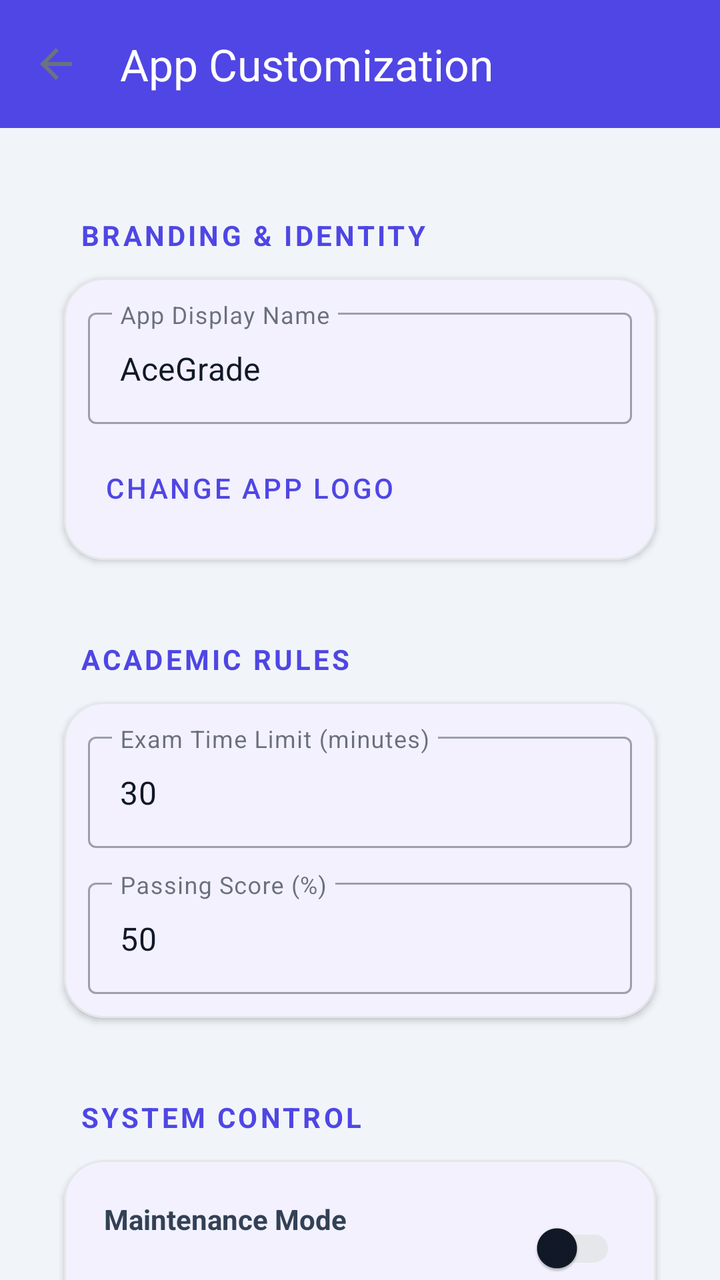
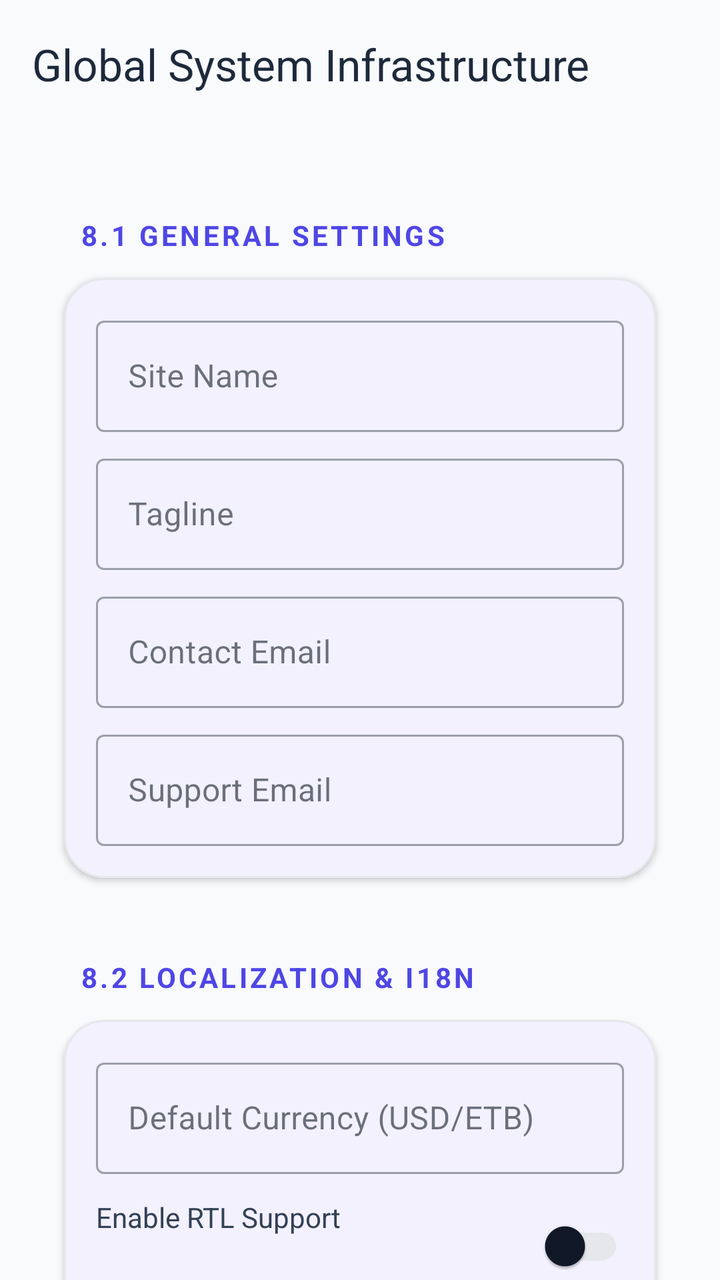

Compare the two renders of this Android layout. The source of the first and the diff that turns it into the second are given below.
<!-- AndroidManifest.xml: application theme Theme.TestApp -->
<!-- res/layout/activity_admin_system_settings.xml -->
<?xml version="1.0" encoding="utf-8"?>
<androidx.coordinatorlayout.widget.CoordinatorLayout xmlns:android="http://schemas.android.com/apk/res/android"
    xmlns:app="http://schemas.android.com/apk/res-auto"
    xmlns:tools="http://schemas.android.com/tools"
    android:layout_width="match_parent"
    android:layout_height="match_parent"
    android:background="#F1F5F9"
    tools:context=".AdminSystemSettingsActivity">

    <com.google.android.material.appbar.AppBarLayout
        android:layout_width="match_parent"
        android:layout_height="wrap_content">
        <androidx.appcompat.widget.Toolbar
            android:id="@+id/settingsToolbar"
            android:layout_width="match_parent"
            android:layout_height="?attr/actionBarSize"
            android:background="@color/colorPrimary"
            app:navigationIcon="?attr/homeAsUpIndicator"
            app:navigationIconTint="@color/white"
            app:title="App Customization"
            app:titleTextColor="@color/white" />
    </com.google.android.material.appbar.AppBarLayout>

    <androidx.core.widget.NestedScrollView
        android:layout_width="match_parent"
        android:layout_height="match_parent"
        app:layout_behavior="@string/appbar_scrolling_view_behavior">

        <LinearLayout
            android:layout_width="match_parent"
            android:layout_height="wrap_content"
            android:orientation="vertical"
            android:padding="16dp">

            
            <TextView style="@style/SettingsSectionHeader" android:text="BRANDING &amp; IDENTITY" />
            <com.google.android.material.card.MaterialCardView style="@style/SettingsCard">
                <LinearLayout android:layout_width="match_parent" android:layout_height="wrap_content" android:orientation="vertical" android:padding="12dp">
                    <com.google.android.material.textfield.TextInputLayout style="@style/Widget.MaterialComponents.TextInputLayout.OutlinedBox" android:layout_width="match_parent" android:layout_height="wrap_content" android:hint="App Display Name">
                        <com.google.android.material.textfield.TextInputEditText android:id="@+id/etAppName" android:layout_width="match_parent" android:layout_height="wrap_content" android:text="AceGrade" />
                    </com.google.android.material.textfield.TextInputLayout>

                    <com.google.android.material.button.MaterialButton android:id="@+id/btnChangeLogo" style="@style/Widget.MaterialComponents.Button.TextButton" android:layout_width="wrap_content" android:layout_height="wrap_content" android:text="Change App Logo" android:layout_marginTop="8dp" />
                </LinearLayout>
            </com.google.android.material.card.MaterialCardView>

            
            <TextView style="@style/SettingsSectionHeader" android:text="ACADEMIC RULES" />
            <com.google.android.material.card.MaterialCardView style="@style/SettingsCard">
                <LinearLayout android:layout_width="match_parent" android:layout_height="wrap_content" android:orientation="vertical" android:padding="12dp">
                    <com.google.android.material.textfield.TextInputLayout style="@style/Widget.MaterialComponents.TextInputLayout.OutlinedBox" android:layout_width="match_parent" android:layout_height="wrap_content" android:hint="Exam Time Limit (minutes)">
                        <com.google.android.material.textfield.TextInputEditText android:id="@+id/etExamTime" android:layout_width="match_parent" android:layout_height="wrap_content" android:text="30" android:inputType="number" />
                    </com.google.android.material.textfield.TextInputLayout>

                    <com.google.android.material.textfield.TextInputLayout style="@style/Widget.MaterialComponents.TextInputLayout.OutlinedBox" android:layout_width="match_parent" android:layout_height="wrap_content" android:hint="Passing Score (%)" android:layout_marginTop="12dp">
                        <com.google.android.material.textfield.TextInputEditText android:id="@+id/etPassingScore" android:layout_width="match_parent" android:layout_height="wrap_content" android:text="50" android:inputType="number" />
                    </com.google.android.material.textfield.TextInputLayout>
                </LinearLayout>
            </com.google.android.material.card.MaterialCardView>

            
            <TextView style="@style/SettingsSectionHeader" android:text="SYSTEM CONTROL" />
            <com.google.android.material.card.MaterialCardView style="@style/SettingsCard">
                <LinearLayout android:layout_width="match_parent" android:layout_height="wrap_content" android:orientation="vertical" android:padding="12dp">
                    <RelativeLayout android:layout_width="match_parent" android:layout_height="wrap_content" android:padding="8dp">
                        <TextView android:layout_width="wrap_content" android:layout_height="wrap_content" android:text="Maintenance Mode" android:textColor="#334155" android:textStyle="bold" />
                        <androidx.appcompat.widget.SwitchCompat android:id="@+id/switchMaintenance" android:layout_width="wrap_content" android:layout_height="wrap_content" android:layout_alignParentEnd="true" />
                    </RelativeLayout>
                    <View android:layout_width="match_parent" android:layout_height="1dp" android:background="#E2E8F0" android:layout_marginVertical="8dp" />
                    <RelativeLayout android:layout_width="match_parent" android:layout_height="wrap_content" android:padding="8dp">
                        <TextView android:layout_width="wrap_content" android:layout_height="wrap_content" android:text="Voice Study Feature" android:textColor="#334155" android:textStyle="bold" />
                        <androidx.appcompat.widget.SwitchCompat android:id="@+id/switchVoiceFeature" android:layout_width="wrap_content" android:layout_height="wrap_content" android:layout_alignParentEnd="true" android:checked="true" />
                    </RelativeLayout>
                    <View android:layout_width="match_parent" android:layout_height="1dp" android:background="#E2E8F0" android:layout_marginVertical="8dp" />
                    <RelativeLayout android:layout_width="match_parent" android:layout_height="wrap_content" android:padding="8dp">
                        <TextView android:layout_width="wrap_content" android:layout_height="wrap_content" android:text="New Registrations" android:textColor="#334155" android:textStyle="bold" />
                        <androidx.appcompat.widget.SwitchCompat android:id="@+id/switchRegistration" android:layout_width="wrap_content" android:layout_height="wrap_content" android:layout_alignParentEnd="true" android:checked="true" />
                    </RelativeLayout>
                </LinearLayout>
            </com.google.android.material.card.MaterialCardView>

            
            <TextView style="@style/SettingsSectionHeader" android:text="ADVANCED TOOLS" />
            <com.google.android.material.card.MaterialCardView style="@style/SettingsCard">
                <LinearLayout android:layout_width="match_parent" android:layout_height="wrap_content" android:orientation="vertical">
                    <TextView android:id="@+id/btnBackupRestore" style="@style/SettingsActionItem" android:text="Backup &amp; Restore Database" />
                    <View android:layout_width="match_parent" android:layout_height="1dp" android:background="#E2E8F0" />
                    <TextView android:id="@+id/btnImportExport" style="@style/SettingsActionItem" android:text="Export Student Data (CSV)" />
                    <View android:layout_width="match_parent" android:layout_height="1dp" android:background="#E2E8F0" />
                    <TextView android:id="@+id/btnSystemLogs" style="@style/SettingsActionItem" android:text="View System Logs" />
                </LinearLayout>
            </com.google.android.material.card.MaterialCardView>

            <com.google.android.material.button.MaterialButton
                android:id="@+id/btnSaveSettings"
                android:layout_width="match_parent"
                android:layout_height="56dp"
                android:layout_marginTop="24dp"
                android:text="APPLY SYSTEM CHANGES"
                app:cornerRadius="12dp" />

            <View android:layout_width="match_parent" android:layout_height="40dp" />
        </LinearLayout>
    </androidx.core.widget.NestedScrollView>
</androidx.coordinatorlayout.widget.CoordinatorLayout>
<!-- resources referenced by this layout -->
<resources>
  <color name="colorPrimary">@color/primary_indigo</color>
  <color name="white">#FFFFFFFF</color>
  <style name="SettingsActionItem" parent="SettingsItemAction" />
  <style name="SettingsCard" parent="Widget.MaterialComponents.CardView">
          <item name="android:layout_width">match_parent</item>
          <item name="android:layout_height">wrap_content</item>
          <item name="android:layout_marginStart">16dp</item>
          <item name="android:layout_marginEnd">16dp</item>
          <item name="android:layout_marginBottom">12dp</item>
          <item name="cardBackgroundColor">@color/surface_white</item>
          <item name="cardCornerRadius">20dp</item>
          <item name="cardElevation">2dp</item>
          <item name="strokeColor">@color/border_light_grey</item>
          <item name="strokeWidth">1dp</item>
      </style>
  <style name="SettingsSectionHeader">
          <item name="android:layout_width">match_parent</item>
          <item name="android:layout_height">wrap_content</item>
          <item name="android:layout_marginTop">28dp</item>
          <item name="android:layout_marginStart">24dp</item>
          <item name="android:layout_marginBottom">12dp</item>
          <item name="android:textColor">@color/primary_indigo</item>
          <item name="android:textSize">14sp</item>
          <item name="android:textStyle">bold</item>
          <item name="android:textAllCaps">true</item>
          <item name="android:letterSpacing">0.1</item>
      </style>
  <style name="Theme.TestApp" parent="Base.Theme.TestApp" />
  <color name="primary_indigo">#4F46E5</color>
  <style name="SettingsItemAction">
          <item name="android:layout_width">match_parent</item>
          <item name="android:layout_height">wrap_content</item>
          <item name="android:padding">18dp</item>
          <item name="android:background">?attr/selectableItemBackground</item>
          <item name="android:textColor">@color/primary_indigo</item>
          <item name="android:textSize">16sp</item>
          <item name="android:gravity">center_vertical</item>
          <item name="android:fontFamily">sans-serif-medium</item>
      </style>
  <color name="surface_white">#FFFFFF</color>
  <color name="border_light_grey">#E5E7EB</color>
  <color name="blue_600">@color/primary_indigo</color>
  <color name="blue_500">#6366F1</color>
  <color name="slate_700">#374151</color>
  <color name="slate_50">@color/background_off_white</color>
  <color name="slate_900">@color/text_primary_dark</color>
  <color name="slate_200">@color/border_light_grey</color>
  <color name="slate_500">@color/text_secondary_grey</color>
  <color name="background_off_white">#F9FAFB</color>
  <color name="text_primary_dark">#111827</color>
  <color name="text_secondary_grey">#6B7280</color>
  <!-- unchanged entries left out for length: 1 -->
</resources>

<!-- the commit's change to res/layout/activity_admin_system_settings.xml (unified diff, before → after) -->
@@ -4,21 +4,20 @@
     xmlns:tools="http://schemas.android.com/tools"
     android:layout_width="match_parent"
     android:layout_height="match_parent"
-    android:background="#F1F5F9"
+    android:background="#F8FAFC"
     tools:context=".AdminSystemSettingsActivity">
 
     <com.google.android.material.appbar.AppBarLayout
         android:layout_width="match_parent"
-        android:layout_height="wrap_content">
+        android:layout_height="wrap_content"
+        android:background="@android:color/transparent"
+        app:elevation="0dp">
         <androidx.appcompat.widget.Toolbar
             android:id="@+id/settingsToolbar"
             android:layout_width="match_parent"
             android:layout_height="?attr/actionBarSize"
-            android:background="@color/colorPrimary"
-            app:navigationIcon="?attr/homeAsUpIndicator"
-            app:navigationIconTint="@color/white"
-            app:title="App Customization"
-            app:titleTextColor="@color/white" />
+            app:title="Global System Infrastructure"
+            app:titleTextColor="#1E293B" />
     </com.google.android.material.appbar.AppBarLayout>
 
     <androidx.core.widget.NestedScrollView
@@ -33,61 +32,146 @@
             android:padding="16dp">
 
             
-            <TextView style="@style/SettingsSectionHeader" android:text="BRANDING &amp; IDENTITY" />
+            <TextView style="@style/SettingsSectionHeader" android:text="8.1 GENERAL SETTINGS" />
             <com.google.android.material.card.MaterialCardView style="@style/SettingsCard">
-                <LinearLayout android:layout_width="match_parent" android:layout_height="wrap_content" android:orientation="vertical" android:padding="12dp">
-                    <com.google.android.material.textfield.TextInputLayout style="@style/Widget.MaterialComponents.TextInputLayout.OutlinedBox" android:layout_width="match_parent" android:layout_height="wrap_content" android:hint="App Display Name">
-                        <com.google.android.material.textfield.TextInputEditText android:id="@+id/etAppName" android:layout_width="match_parent" android:layout_height="wrap_content" android:text="AceGrade" />
+                <LinearLayout android:layout_width="match_parent" android:layout_height="wrap_content" android:orientation="vertical" android:padding="16dp">
+                    <com.google.android.material.textfield.TextInputLayout style="@style/Widget.MaterialComponents.TextInputLayout.OutlinedBox" android:layout_width="match_parent" android:layout_height="wrap_content" android:hint="Site Name">
+                        <com.google.android.material.textfield.TextInputEditText android:id="@+id/etAppName" android:layout_width="match_parent" android:layout_height="wrap_content" />
                     </com.google.android.material.textfield.TextInputLayout>
-
-                    <com.google.android.material.button.MaterialButton android:id="@+id/btnChangeLogo" style="@style/Widget.MaterialComponents.Button.TextButton" android:layout_width="wrap_content" android:layout_height="wrap_content" android:text="Change App Logo" android:layout_marginTop="8dp" />
-                </LinearLayout>
-            </com.google.android.material.card.MaterialCardView>
-
-            
-            <TextView style="@style/SettingsSectionHeader" android:text="ACADEMIC RULES" />
-            <com.google.android.material.card.MaterialCardView style="@style/SettingsCard">
-                <LinearLayout android:layout_width="match_parent" android:layout_height="wrap_content" android:orientation="vertical" android:padding="12dp">
-                    <com.google.android.material.textfield.TextInputLayout style="@style/Widget.MaterialComponents.TextInputLayout.OutlinedBox" android:layout_width="match_parent" android:layout_height="wrap_content" android:hint="Exam Time Limit (minutes)">
-                        <com.google.android.material.textfield.TextInputEditText android:id="@+id/etExamTime" android:layout_width="match_parent" android:layout_height="wrap_content" android:text="30" android:inputType="number" />
+                    <com.google.android.material.textfield.TextInputLayout style="@style/Widget.MaterialComponents.TextInputLayout.OutlinedBox" android:layout_width="match_parent" android:layout_height="wrap_content" android:hint="Tagline" android:layout_marginTop="8dp">
+                        <com.google.android.material.textfield.TextInputEditText android:id="@+id/etTagline" android:layout_width="match_parent" android:layout_height="wrap_content" />
                     </com.google.android.material.textfield.TextInputLayout>
-
-                    <com.google.android.material.textfield.TextInputLayout style="@style/Widget.MaterialComponents.TextInputLayout.OutlinedBox" android:layout_width="match_parent" android:layout_height="wrap_content" android:hint="Passing Score (%)" android:layout_marginTop="12dp">
-                        <com.google.android.material.textfield.TextInputEditText android:id="@+id/etPassingScore" android:layout_width="match_parent" android:layout_height="wrap_content" android:text="50" android:inputType="number" />
+                    <com.google.android.material.textfield.TextInputLayout style="@style/Widget.MaterialComponents.TextInputLayout.OutlinedBox" android:layout_width="match_parent" android:layout_height="wrap_content" android:hint="Contact Email" android:layout_marginTop="8dp">
+                        <com.google.android.material.textfield.TextInputEditText android:id="@+id/etContactEmail" android:layout_width="match_parent" android:layout_height="wrap_content" />
+                    </com.google.android.material.textfield.TextInputLayout>
+                    <com.google.android.material.textfield.TextInputLayout style="@style/Widget.MaterialComponents.TextInputLayout.OutlinedBox" android:layout_width="match_parent" android:layout_height="wrap_content" android:hint="Support Email" android:layout_marginTop="8dp">
+                        <com.google.android.material.textfield.TextInputEditText android:id="@+id/etSupportEmail" android:layout_width="match_parent" android:layout_height="wrap_content" />
                     </com.google.android.material.textfield.TextInputLayout>
                 </LinearLayout>
             </com.google.android.material.card.MaterialCardView>
 
             
-            <TextView style="@style/SettingsSectionHeader" android:text="SYSTEM CONTROL" />
+            <TextView style="@style/SettingsSectionHeader" android:text="8.2 LOCALIZATION &amp; I18N" />
             <com.google.android.material.card.MaterialCardView style="@style/SettingsCard">
-                <LinearLayout android:layout_width="match_parent" android:layout_height="wrap_content" android:orientation="vertical" android:padding="12dp">
-                    <RelativeLayout android:layout_width="match_parent" android:layout_height="wrap_content" android:padding="8dp">
-                        <TextView android:layout_width="wrap_content" android:layout_height="wrap_content" android:text="Maintenance Mode" android:textColor="#334155" android:textStyle="bold" />
-                        <androidx.appcompat.widget.SwitchCompat android:id="@+id/switchMaintenance" android:layout_width="wrap_content" android:layout_height="wrap_content" android:layout_alignParentEnd="true" />
-                    </RelativeLayout>
-                    <View android:layout_width="match_parent" android:layout_height="1dp" android:background="#E2E8F0" android:layout_marginVertical="8dp" />
-                    <RelativeLayout android:layout_width="match_parent" android:layout_height="wrap_content" android:padding="8dp">
-                        <TextView android:layout_width="wrap_content" android:layout_height="wrap_content" android:text="Voice Study Feature" android:textColor="#334155" android:textStyle="bold" />
-                        <androidx.appcompat.widget.SwitchCompat android:id="@+id/switchVoiceFeature" android:layout_width="wrap_content" android:layout_height="wrap_content" android:layout_alignParentEnd="true" android:checked="true" />
-                    </RelativeLayout>
-                    <View android:layout_width="match_parent" android:layout_height="1dp" android:background="#E2E8F0" android:layout_marginVertical="8dp" />
-                    <RelativeLayout android:layout_width="match_parent" android:layout_height="wrap_content" android:padding="8dp">
-                        <TextView android:layout_width="wrap_content" android:layout_height="wrap_content" android:text="New Registrations" android:textColor="#334155" android:textStyle="bold" />
-                        <androidx.appcompat.widget.SwitchCompat android:id="@+id/switchRegistration" android:layout_width="wrap_content" android:layout_height="wrap_content" android:layout_alignParentEnd="true" android:checked="true" />
+                <LinearLayout android:layout_width="match_parent" android:layout_height="wrap_content" android:orientation="vertical" android:padding="16dp">
+                    <com.google.android.material.textfield.TextInputLayout style="@style/Widget.MaterialComponents.TextInputLayout.OutlinedBox" android:layout_width="match_parent" android:layout_height="wrap_content" android:hint="Default Currency (USD/ETB)">
+                        <com.google.android.material.textfield.TextInputEditText android:id="@+id/etCurrency" android:layout_width="match_parent" android:layout_height="wrap_content" />
+                    </com.google.android.material.textfield.TextInputLayout>
+                    <RelativeLayout android:layout_width="match_parent" android:layout_height="wrap_content" android:layout_marginTop="12dp">
+                        <TextView android:layout_width="wrap_content" android:layout_height="wrap_content" android:text="Enable RTL Support" android:textColor="#334155" />
+                        <androidx.appcompat.widget.SwitchCompat android:id="@+id/switchRTL" android:layout_width="wrap_content" android:layout_height="wrap_content" android:layout_alignParentEnd="true" />
                     </RelativeLayout>
                 </LinearLayout>
             </com.google.android.material.card.MaterialCardView>
 
             
-            <TextView style="@style/SettingsSectionHeader" android:text="ADVANCED TOOLS" />
+            <TextView style="@style/SettingsSectionHeader" android:text="8.3 EMAIL &amp; NOTIFICATIONS" />
             <com.google.android.material.card.MaterialCardView style="@style/SettingsCard">
-                <LinearLayout android:layout_width="match_parent" android:layout_height="wrap_content" android:orientation="vertical">
-                    <TextView android:id="@+id/btnBackupRestore" style="@style/SettingsActionItem" android:text="Backup &amp; Restore Database" />
-                    <View android:layout_width="match_parent" android:layout_height="1dp" android:background="#E2E8F0" />
-                    <TextView android:id="@+id/btnImportExport" style="@style/SettingsActionItem" android:text="Export Student Data (CSV)" />
-                    <View android:layout_width="match_parent" android:layout_height="1dp" android:background="#E2E8F0" />
-                    <TextView android:id="@+id/btnSystemLogs" style="@style/SettingsActionItem" android:text="View System Logs" />
+                <LinearLayout android:layout_width="match_parent" android:layout_height="wrap_content" android:orientation="vertical" android:padding="16dp">
+                    <com.google.android.material.textfield.TextInputLayout style="@style/Widget.MaterialComponents.TextInputLayout.OutlinedBox" android:layout_width="match_parent" android:layout_height="wrap_content" android:hint="SMTP Host">
+                        <com.google.android.material.textfield.TextInputEditText android:id="@+id/etSmtpHost" android:layout_width="match_parent" android:layout_height="wrap_content" />
+                    </com.google.android.material.textfield.TextInputLayout>
+                    <com.google.android.material.textfield.TextInputLayout style="@style/Widget.MaterialComponents.TextInputLayout.OutlinedBox" android:layout_width="match_parent" android:layout_height="wrap_content" android:hint="FCM Server Key" android:layout_marginTop="8dp">
+                        <com.google.android.material.textfield.TextInputEditText android:id="@+id/etFcmKey" android:layout_width="match_parent" android:layout_height="wrap_content" />
+                    </com.google.android.material.textfield.TextInputLayout>
+                </LinearLayout>
+            </com.google.android.material.card.MaterialCardView>
+
+            
+            <TextView style="@style/SettingsSectionHeader" android:text="8.4 SECURITY &amp; POLICY" />
+            <com.google.android.material.card.MaterialCardView style="@style/SettingsCard">
+                <LinearLayout android:layout_width="match_parent" android:layout_height="wrap_content" android:orientation="vertical" android:padding="16dp">
+                    <RelativeLayout android:layout_width="match_parent" android:layout_height="wrap_content">
+                        <TextView android:layout_width="wrap_content" android:layout_height="wrap_content" android:text="Two-Factor Auth (Admin)" android:textColor="#334155" android:textStyle="bold" />
+                        <androidx.appcompat.widget.SwitchCompat android:id="@+id/switch2FA" android:layout_width="wrap_content" android:layout_height="wrap_content" android:layout_alignParentEnd="true" />
+                    </RelativeLayout>
+                    <RelativeLayout android:layout_width="match_parent" android:layout_height="wrap_content" android:layout_marginTop="12dp">
+                        <TextView android:layout_width="wrap_content" android:layout_height="wrap_content" android:text="Login Protection (Lockout)" android:textColor="#334155" />
+                        <androidx.appcompat.widget.SwitchCompat android:id="@+id/switchLockout" android:layout_width="wrap_content" android:layout_height="wrap_content" android:layout_alignParentEnd="true" />
+                    </RelativeLayout>
+                </LinearLayout>
+            </com.google.android.material.card.MaterialCardView>
+
+            
+            <TextView style="@style/SettingsSectionHeader" android:text="8.5 COMPLIANCE (GDPR/CCPA)" />
+            <com.google.android.material.card.MaterialCardView style="@style/SettingsCard">
+                <LinearLayout android:layout_width="match_parent" android:layout_height="wrap_content" android:orientation="vertical" android:padding="16dp">
+                    <RelativeLayout android:layout_width="match_parent" android:layout_height="wrap_content">
+                        <TextView android:layout_width="wrap_content" android:layout_height="wrap_content" android:text="Enable Cookie Consent" android:textColor="#334155" />
+                        <androidx.appcompat.widget.SwitchCompat android:id="@+id/switchCookie" android:layout_width="wrap_content" android:layout_height="wrap_content" android:layout_alignParentEnd="true" />
+                    </RelativeLayout>
+                </LinearLayout>
+            </com.google.android.material.card.MaterialCardView>
+
+            
+            <TextView style="@style/SettingsSectionHeader" android:text="8.6 INTEGRATIONS &amp; API" />
+            <com.google.android.material.card.MaterialCardView style="@style/SettingsCard">
+                <LinearLayout android:layout_width="match_parent" android:layout_height="wrap_content" android:orientation="vertical" android:padding="16dp">
+                    <com.google.android.material.textfield.TextInputLayout style="@style/Widget.MaterialComponents.TextInputLayout.OutlinedBox" android:layout_width="match_parent" android:layout_height="wrap_content" android:hint="Zoom API Key">
+                        <com.google.android.material.textfield.TextInputEditText android:id="@+id/etZoomKey" android:layout_width="match_parent" android:layout_height="wrap_content" />
+                    </com.google.android.material.textfield.TextInputLayout>
+                    <com.google.android.material.textfield.TextInputLayout style="@style/Widget.MaterialComponents.TextInputLayout.OutlinedBox" android:layout_width="match_parent" android:layout_height="wrap_content" android:hint="AWS S3 Bucket" android:layout_marginTop="8dp">
+                        <com.google.android.material.textfield.TextInputEditText android:id="@+id/etS3Bucket" android:layout_width="match_parent" android:layout_height="wrap_content" />
+                    </com.google.android.material.textfield.TextInputLayout>
+                </LinearLayout>
+            </com.google.android.material.card.MaterialCardView>
+
+            
+            <TextView style="@style/SettingsSectionHeader" android:text="8.7 APPEARANCE" />
+            <com.google.android.material.card.MaterialCardView style="@style/SettingsCard">
+                <LinearLayout android:layout_width="match_parent" android:layout_height="wrap_content" android:orientation="vertical" android:padding="16dp">
+                    <com.google.android.material.textfield.TextInputLayout style="@style/Widget.MaterialComponents.TextInputLayout.OutlinedBox" android:layout_width="match_parent" android:layout_height="wrap_content" android:hint="Primary Color Hex (e.g. #4F46E5)">
+                        <com.google.android.material.textfield.TextInputEditText android:id="@+id/etPrimaryColor" android:layout_width="match_parent" android:layout_height="wrap_content" />
+                    </com.google.android.material.textfield.TextInputLayout>
+                </LinearLayout>
+            </com.google.android.material.card.MaterialCardView>
+
+            
+            <TextView style="@style/SettingsSectionHeader" android:text="8.8 PERFORMANCE" />
+            <com.google.android.material.card.MaterialCardView style="@style/SettingsCard">
+                <LinearLayout android:layout_width="match_parent" android:layout_height="wrap_content" android:orientation="vertical" android:padding="16dp">
+                    <RelativeLayout android:layout_width="match_parent" android:layout_height="wrap_content">
+                        <TextView android:layout_width="wrap_content" android:layout_height="wrap_content" android:text="Enable Page Caching" android:textColor="#334155" />
+                        <androidx.appcompat.widget.SwitchCompat android:id="@+id/switchCache" android:layout_width="wrap_content" android:layout_height="wrap_content" android:layout_alignParentEnd="true" />
+                    </RelativeLayout>
+                </LinearLayout>
+            </com.google.android.material.card.MaterialCardView>
+
+            
+            <TextView style="@style/SettingsSectionHeader" android:text="8.9 LOGS &amp; MAINTENANCE" />
+            <com.google.android.material.card.MaterialCardView style="@style/SettingsCard">
+                <LinearLayout android:layout_width="match_parent" android:layout_height="wrap_content" android:orientation="vertical" android:padding="16dp">
+                    <RelativeLayout android:layout_width="match_parent" android:layout_height="wrap_content">
+                        <TextView android:layout_width="wrap_content" android:layout_height="wrap_content" android:text="Maintenance Mode" android:textColor="#B91C1C" android:textStyle="bold" />
+                        <androidx.appcompat.widget.SwitchCompat android:id="@+id/switchMaintenance" android:layout_width="wrap_content" android:layout_height="wrap_content" android:layout_alignParentEnd="true" />
+                    </RelativeLayout>
+
+                    <RelativeLayout android:layout_width="match_parent" android:layout_height="wrap_content" android:layout_marginTop="12dp">
+                        <TextView android:layout_width="wrap_content" android:layout_height="wrap_content" android:text="Allow New Registration" android:textColor="#334155" />
+                        <androidx.appcompat.widget.SwitchCompat android:id="@+id/switchRegistration" android:layout_width="wrap_content" android:layout_height="wrap_content" android:layout_alignParentEnd="true" />
+                    </RelativeLayout>
+
+                    <RelativeLayout android:layout_width="match_parent" android:layout_height="wrap_content" android:layout_marginTop="12dp">
+                        <TextView android:layout_width="wrap_content" android:layout_height="wrap_content" android:text="Enable Voice Study Feature" android:textColor="#334155" />
+                        <androidx.appcompat.widget.SwitchCompat android:id="@+id/switchVoiceFeature" android:layout_width="wrap_content" android:layout_height="wrap_content" android:layout_alignParentEnd="true" />
+                    </RelativeLayout>
+
+                    <View android:layout_width="match_parent" android:layout_height="1dp" android:background="#E2E8F0" android:layout_marginVertical="12dp" />
+                    <TextView android:id="@+id/btnBackupRestore" style="@style/SettingsActionItem" android:text="Full System Backup" />
+                    <TextView android:id="@+id/btnSystemLogs" style="@style/SettingsActionItem" android:text="Admin Activity Logs" />
+                </LinearLayout>
+            </com.google.android.material.card.MaterialCardView>
+
+            
+            <TextView style="@style/SettingsSectionHeader" android:text="8.10 ACADEMIC SETTINGS" />
+            <com.google.android.material.card.MaterialCardView style="@style/SettingsCard">
+                <LinearLayout android:layout_width="match_parent" android:layout_height="wrap_content" android:orientation="vertical" android:padding="16dp">
+                    <com.google.android.material.textfield.TextInputLayout style="@style/Widget.MaterialComponents.TextInputLayout.OutlinedBox" android:layout_width="match_parent" android:layout_height="wrap_content" android:hint="Default Exam Time (min)">
+                        <com.google.android.material.textfield.TextInputEditText android:id="@+id/etExamTime" android:layout_width="match_parent" android:layout_height="wrap_content" />
+                    </com.google.android.material.textfield.TextInputLayout>
+                    <com.google.android.material.textfield.TextInputLayout style="@style/Widget.MaterialComponents.TextInputLayout.OutlinedBox" android:layout_width="match_parent" android:layout_height="wrap_content" android:hint="Passing Score (%)" android:layout_marginTop="8dp">
+                        <com.google.android.material.textfield.TextInputEditText android:id="@+id/etPassingScore" android:layout_width="match_parent" android:layout_height="wrap_content" />
+                    </com.google.android.material.textfield.TextInputLayout>
                 </LinearLayout>
             </com.google.android.material.card.MaterialCardView>
 
@@ -96,8 +180,9 @@
                 android:layout_width="match_parent"
                 android:layout_height="56dp"
                 android:layout_marginTop="24dp"
-                android:text="APPLY SYSTEM CHANGES"
-                app:cornerRadius="12dp" />
+                android:text="SAVE GLOBAL CONFIGURATION"
+                app:cornerRadius="16dp"
+                android:backgroundTint="#4F46E5" />
 
             <View android:layout_width="match_parent" android:layout_height="40dp" />
         </LinearLayout>
<!-- resource entries referenced after the edit -->
@@ -1,6 +1,5 @@
 <!-- resources referenced by this layout -->
 <resources>
-  <color name="colorPrimary">@color/primary_indigo</color>
   <color name="white">#FFFFFFFF</color>
   <style name="SettingsActionItem" parent="SettingsItemAction" />
   <style name="SettingsCard" parent="Widget.MaterialComponents.CardView">
